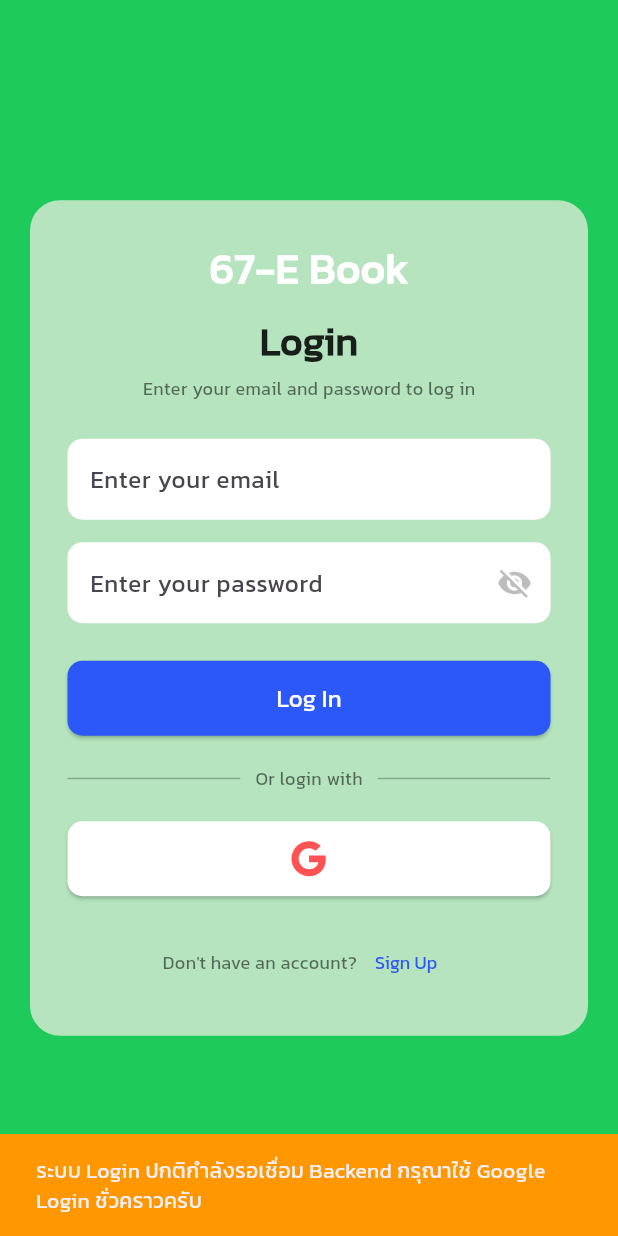
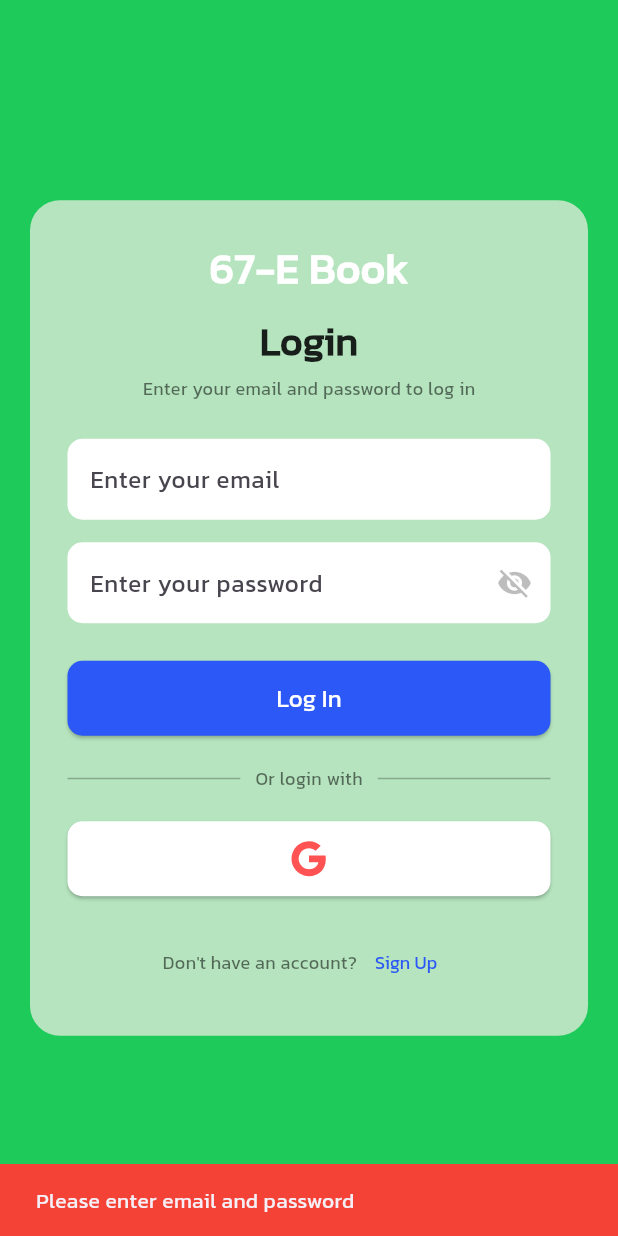
Before and after one commit to NTZ9008/ITDS283_Sec2_Group7_Code, a Flutter app: the screen it shows after launch, after a tap on "Log In", on a phone screen of 412 x 824 dp. Run offline on Flutter 3.47's test engine with Material 3 defaults, Android fonts, the light colour scheme and no system bars; our stand-ins replace firebase_auth, firebase_core, google_sign_in, remixicon, shared_preferences; accounts and stored records are empty.

Commit message:
connect login api

```diff
--- a/itds283_sec2_group7_code_mobile/lib/screens/login_screen.dart
+++ b/itds283_sec2_group7_code_mobile/lib/screens/login_screen.dart
@@ -2,6 +2,8 @@ import 'package:flutter/material.dart';
 import 'package:firebase_auth/firebase_auth.dart';
 import 'package:google_sign_in/google_sign_in.dart';
 import 'package:remixicon/remixicon.dart';
+import 'package:http/http.dart' as http;
+import 'dart:convert';
 import '../routes/app_routes.dart';
 import '../providers/auth_provider.dart';
 
@@ -17,6 +19,50 @@ class _LoginScreenState extends State<LoginScreen> {
   final TextEditingController _passwordController = TextEditingController();
 
   bool _isObscure = true;
+  bool _isLoading = false;
+
+  final String apiUrl = "https://ebookapi.arlifzs.site/api/auth/login";
+
+  Future<void> _loginWithBackend() async {
+    final email = _emailController.text.trim();
+    final password = _passwordController.text.trim();
+
+    if (email.isEmpty || password.isEmpty) {
+      _showError('Please enter email and password');
+      return;
+    }
+
+    setState(() => _isLoading = true);
+
+    try {
+      final response = await http.post(
+        Uri.parse(apiUrl),
+        headers: {'Content-Type': 'application/json'},
+        body: jsonEncode({'email': email, 'password': password}),
+      );
+
+      final data = jsonDecode(response.body);
+
+      if (response.statusCode == 200) {
+        final token = data['token'];
+        final user = data['user'];
+        final fullName = "${user['firstName']} ${user['lastName']}";
+
+        if (mounted) {
+          AuthProviderWidget.of(
+            context,
+          ).login(fullName, user['email'], token: token);
+          Navigator.pushReplacementNamed(context, AppRoutes.main);
+        }
+      } else {
+        _showError(data['message'] ?? 'Login failed');
+      }
+    } catch (e) {
+      _showError('Network error: $e');
+    } finally {
+      if (mounted) setState(() => _isLoading = false);
+    }
+  }
 
   Future<void> _signInWithGoogle() async {
     try {
@@ -69,17 +115,6 @@ class _LoginScreenState extends State<LoginScreen> {
     );
   }
 
-  void _showBackendAlert() {
-    ScaffoldMessenger.of(context).showSnackBar(
-      const SnackBar(
-        content: Text(
-          "ระบบ Login ปกติกำลังรอเชื่อม Backend กรุณาใช้ Google Login ชั่วคราวครับ",
-        ),
-        backgroundColor: Colors.orange,
-      ),
-    );
-  }
-
   @override
   Widget build(BuildContext context) {
     return Scaffold(
@@ -122,7 +157,6 @@ class _LoginScreenState extends State<LoginScreen> {
                     ),
                     const SizedBox(height: 25),
 
-                    // ช่อง Email
                     Container(
                       decoration: BoxDecoration(
                         color: Colors.white,
@@ -142,7 +176,6 @@ class _LoginScreenState extends State<LoginScreen> {
                     ),
                     const SizedBox(height: 15),
 
-                    // ช่อง Password
                     Container(
                       decoration: BoxDecoration(
                         color: Colors.white,
@@ -176,27 +209,37 @@ class _LoginScreenState extends State<LoginScreen> {
                     ),
                     const SizedBox(height: 25),
 
-                    // ปุ่ม Log In ธรรมดา
                     SizedBox(
                       width: double.infinity,
                       height: 50,
                       child: ElevatedButton(
-                        onPressed: _showBackendAlert,
+                        onPressed: _isLoading ? null : _loginWithBackend,
                         style: ElevatedButton.styleFrom(
                           backgroundColor: const Color(0xFF2B58F6),
                           shape: RoundedRectangleBorder(
                             borderRadius: BorderRadius.circular(10),
                           ),
                         ),
-                        child: const Text(
-                          "Log In",
-                          style: TextStyle(color: Colors.white, fontSize: 16),
-                        ),
+                        child: _isLoading
+                            ? const SizedBox(
+                                height: 20,
+                                width: 20,
+                                child: CircularProgressIndicator(
+                                  color: Colors.white,
+                                  strokeWidth: 2,
+                                ),
+                              )
+                            : const Text(
+                                "Log In",
+                                style: TextStyle(
+                                  color: Colors.white,
+                                  fontSize: 16,
+                                ),
+                              ),
                       ),
                     ),
                     const SizedBox(height: 20),
 
-                    // เส้นแบ่ง Or login with
                     Row(
                       children: const [
                         Expanded(child: Divider(color: Colors.black26)),
@@ -215,7 +258,6 @@ class _LoginScreenState extends State<LoginScreen> {
                     ),
                     const SizedBox(height: 20),
 
-                    // ปุ่ม Google
                     SizedBox(
                       width: double.infinity,
                       height: 50,
@@ -236,7 +278,6 @@ class _LoginScreenState extends State<LoginScreen> {
                     ),
                     const SizedBox(height: 20),
 
-                    // ปุ่มไปหน้า Sign Up
                     Row(
                       mainAxisAlignment: MainAxisAlignment.center,
                       children: [
```
